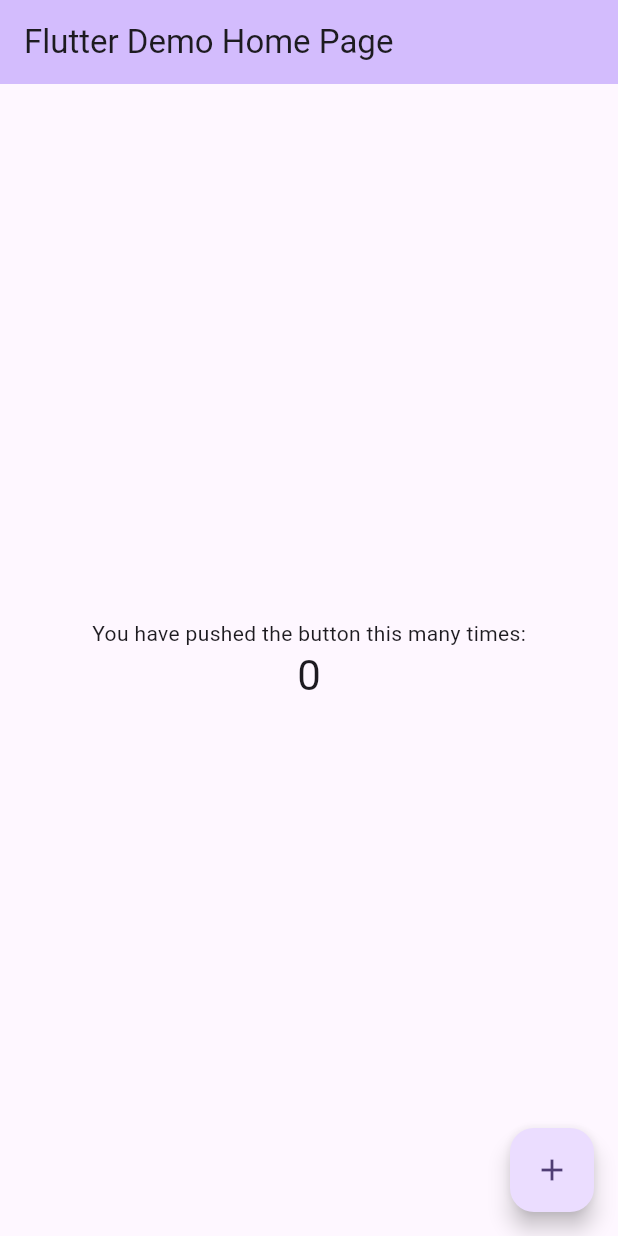
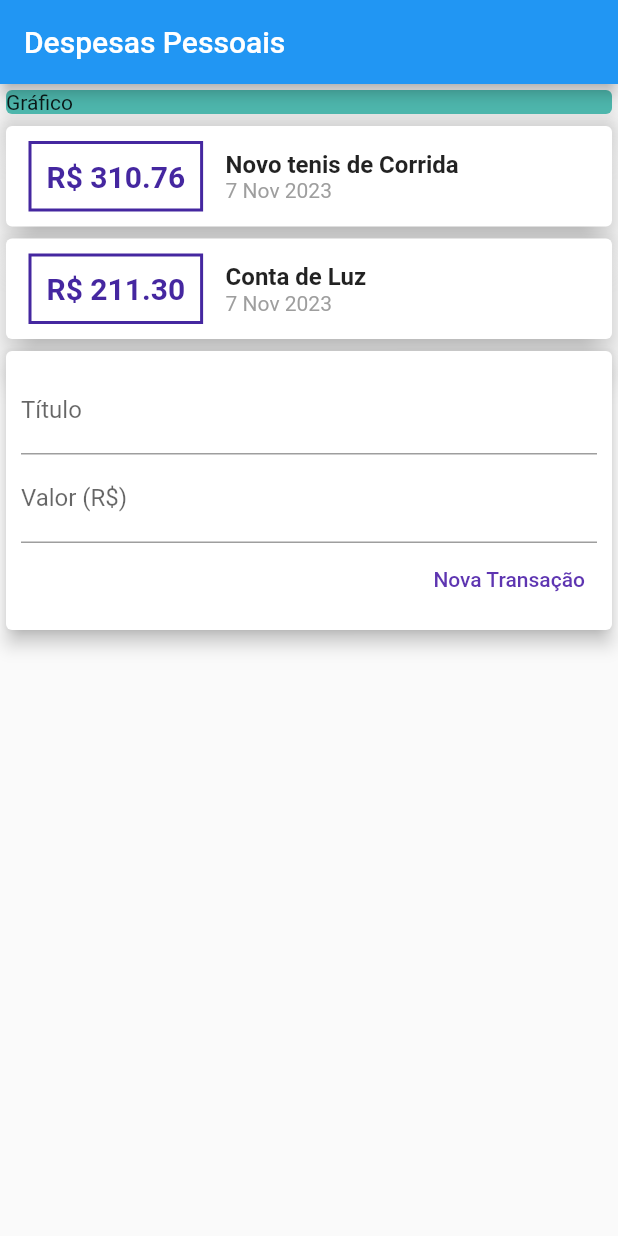
Before and after one commit to rodriguesg73/expenses, a Flutter app: the screen it shows after launch, on a phone screen of 412 x 824 dp. Run offline on Flutter 3.47's test engine with Material 2 defaults, Android fonts, the phone set to English and light mode, and no system bars.

Commit message:
Component Creation

```diff
--- /dev/null
+++ b/lib/components/transaction_form.dart
@@ -0,0 +1,44 @@
+import 'package:flutter/material.dart';
+
+class TransactionForm extends StatelessWidget {
+  TransactionForm({super.key});
+  final titleController = TextEditingController();
+  final valueController = TextEditingController();
+  @override
+  Widget build(BuildContext context) {
+    return Card(
+      elevation: 5,
+      child: Padding(
+        padding: const EdgeInsets.all(10),
+        child: Column(
+          children: <Widget>[
+            TextField(
+              controller: titleController,
+              decoration: InputDecoration(
+                labelText: 'Título',
+              ),
+            ),
+            TextField(
+              controller: valueController,
+              decoration: InputDecoration(
+                labelText: 'Valor (R\$)',
+              ),
+            ),
+            Row(
+              mainAxisAlignment: MainAxisAlignment.end,
+              children: [
+                TextButton(
+                  onPressed: null,
+                  style: TextButton.styleFrom(
+                    disabledForegroundColor: Colors.deepPurple.shade600,
+                  ),
+                  child: Text('Nova Transação'),
+                ),
+              ],
+            ),
+          ],
+        ),
+      ),
+    );
+  }
+}
--- /dev/null
+++ b/lib/components/transaction_list.dart
@@ -0,0 +1,65 @@
+// ignore_for_file: prefer_const_constructors, prefer_const_constructors_in_immutables
+
+import 'package:expenses/models/transaction.dart';
+import 'package:flutter/material.dart';
+import 'package:intl/intl.dart';
+
+class TransactionList extends StatelessWidget {
+  final List<Transaction> transaction;
+
+  TransactionList(this.transaction, {super.key});
+
+  @override
+  Widget build(BuildContext context) {
+    return Column(
+      children: transaction.map((tr) {
+        return Card(
+          elevation: 10,
+          child: Row(
+            children: <Widget>[
+              Container(
+                margin: EdgeInsets.symmetric(
+                  horizontal: 15,
+                  vertical: 10,
+                ),
+                decoration: BoxDecoration(
+                  border: Border.all(
+                    color: Colors.deepPurple.shade800,
+                    width: 2,
+                  ),
+                ),
+                padding: EdgeInsets.all(10),
+                child: Text(
+                  'R\$ ${tr.value.toStringAsFixed(2)}',
+                  style: TextStyle(
+                      fontWeight: FontWeight.bold,
+                      fontSize: 20,
+                      color: Colors.deepPurple.shade800),
+                ),
+              ),
+              Column(
+                crossAxisAlignment: CrossAxisAlignment.start,
+                children: <Widget>[
+                  Text(
+                    tr.title,
+                    style: TextStyle(
+                      fontWeight: FontWeight.bold,
+                      fontSize: 16,
+                    ),
+                  ),
+                  Text(
+                    DateFormat('d MMM y').format(tr.date),
+                    style: TextStyle(
+                      fontSize: 14,
+                      color: Colors.grey.shade500,
+                    ),
+                  ),
+                ],
+              ),
+            ],
+          ),
+        );
+      }).toList(),
+    );
+  }
+}
--- /dev/null
+++ b/lib/components/transaction_user.dart
@@ -0,0 +1,38 @@
+import 'package:expenses/models/transaction.dart';
+import 'package:flutter/material.dart';
+import './transaction_list.dart';
+import './transaction_form.dart';
+
+class TransactionUser extends StatefulWidget {
+  const TransactionUser({super.key});
+
+  @override
+  State<TransactionUser> createState() => _TransactionUserState();
+}
+
+class _TransactionUserState extends State<TransactionUser> {
+  final _transactions = [
+    Transaction(
+      id: 't1',
+      title: 'Novo tenis de Corrida',
+      value: 310.76,
+      date: DateTime.now(),
+    ),
+    Transaction(
+      id: 't2',
+      title: 'Conta de Luz',
+      value: 211.30,
+      date: DateTime.now(),
+    ),
+  ];
+
+  @override
+  Widget build(BuildContext context) {
+    return Column(
+      children: [
+        TransactionList(_transactions),
+        TransactionForm(),
+      ],
+    );
+  }
+}
--- a/lib/main.dart
+++ b/lib/main.dart
@@ -1,125 +1,43 @@
+// ignore_for_file: prefer_const_constructors, prefer_const_literals_to_create_immutables, avoid_unnecessary_containers
+
+import 'package:expenses/components/transaction_user.dart';
 import 'package:flutter/material.dart';
 
 void main() {
-  runApp(const MyApp());
+  runApp(ExpensesApp());
 }
 
-class MyApp extends StatelessWidget {
-  const MyApp({super.key});
+class ExpensesApp extends StatelessWidget {
+  const ExpensesApp({super.key});
 
-  // This widget is the root of your application.
   @override
   Widget build(BuildContext context) {
     return MaterialApp(
-      title: 'Flutter Demo',
-      theme: ThemeData(
-        // This is the theme of your application.
-        //
-        // TRY THIS: Try running your application with "flutter run". You'll see
-        // the application has a blue toolbar. Then, without quitting the app,
-        // try changing the seedColor in the colorScheme below to Colors.green
-        // and then invoke "hot reload" (save your changes or press the "hot
-        // reload" button in a Flutter-supported IDE, or press "r" if you used
-        // the command line to start the app).
-        //
-        // Notice that the counter didn't reset back to zero; the application
-        // state is not lost during the reload. To reset the state, use hot
-        // restart instead.
-        //
-        // This works for code too, not just values: Most code changes can be
-        // tested with just a hot reload.
-        colorScheme: ColorScheme.fromSeed(seedColor: Colors.deepPurple),
-        useMaterial3: true,
-      ),
-      home: const MyHomePage(title: 'Flutter Demo Home Page'),
+      home: MyHomePage(),
     );
   }
 }
 
-class MyHomePage extends StatefulWidget {
-  const MyHomePage({super.key, required this.title});
-
-  // This widget is the home page of your application. It is stateful, meaning
-  // that it has a State object (defined below) that contains fields that affect
-  // how it looks.
-
-  // This class is the configuration for the state. It holds the values (in this
-  // case the title) provided by the parent (in this case the App widget) and
-  // used by the build method of the State. Fields in a Widget subclass are
-  // always marked "final".
-
-  final String title;
-
-  @override
-  State<MyHomePage> createState() => _MyHomePageState();
-}
-
-class _MyHomePageState extends State<MyHomePage> {
-  int _counter = 0;
-
-  void _incrementCounter() {
-    setState(() {
-      // This call to setState tells the Flutter framework that something has
-      // changed in this State, which causes it to rerun the build method below
-      // so that the display can reflect the updated values. If we changed
-      // _counter without calling setState(), then the build method would not be
-      // called again, and so nothing would appear to happen.
-      _counter++;
-    });
-  }
-
+class MyHomePage extends StatelessWidget {
   @override
   Widget build(BuildContext context) {
-    // This method is rerun every time setState is called, for instance as done
-    // by the _incrementCounter method above.
-    //
-    // The Flutter framework has been optimized to make rerunning build methods
-    // fast, so that you can just rebuild anything that needs updating rather
-    // than having to individually change instances of widgets.
     return Scaffold(
       appBar: AppBar(
-        // TRY THIS: Try changing the color here to a specific color (to
-        // Colors.amber, perhaps?) and trigger a hot reload to see the AppBar
-        // change color while the other colors stay the same.
-        backgroundColor: Theme.of(context).colorScheme.inversePrimary,
-        // Here we take the value from the MyHomePage object that was created by
-        // the App.build method, and use it to set our appbar title.
-        title: Text(widget.title),
+        title: Text('Despesas Pessoais'),
       ),
-      body: Center(
-        // Center is a layout widget. It takes a single child and positions it
-        // in the middle of the parent.
-        child: Column(
-          // Column is also a layout widget. It takes a list of children and
-          // arranges them vertically. By default, it sizes itself to fit its
-          // children horizontally, and tries to be as tall as its parent.
-          //
-          // Column has various properties to control how it sizes itself and
-          // how it positions its children. Here we use mainAxisAlignment to
-          // center the children vertically; the main axis here is the vertical
-          // axis because Columns are vertical (the cross axis would be
-          // horizontal).
-          //
-          // TRY THIS: Invoke "debug painting" (choose the "Toggle Debug Paint"
-          // action in the IDE, or press "p" in the console), to see the
-          // wireframe for each widget.
-          mainAxisAlignment: MainAxisAlignment.center,
-          children: <Widget>[
-            const Text(
-              'You have pushed the button this many times:',
+      body: Column(
+        crossAxisAlignment: CrossAxisAlignment.stretch,
+        children: <Widget>[
+          Container(
+            child: Card(
+              color: Colors.teal.shade300,
+              elevation: 10,
+              child: Text('Gráfico'),
             ),
-            Text(
-              '$_counter',
-              style: Theme.of(context).textTheme.headlineMedium,
-            ),
-          ],
-        ),
+          ),
+          TransactionUser(),
+        ],
       ),
-      floatingActionButton: FloatingActionButton(
-        onPressed: _incrementCounter,
-        tooltip: 'Increment',
-        child: const Icon(Icons.add),
-      ), // This trailing comma makes auto-formatting nicer for build methods.
     );
   }
 }
--- /dev/null
+++ b/lib/models/transaction.dart
@@ -0,0 +1,13 @@
+class Transaction {
+  final String id;
+  final String title;
+  final double value;
+  final DateTime date;
+
+  Transaction({
+    required this.id,
+    required this.title,
+    required this.value,
+    required this.date,
+  });
+}
--- a/pubspec.yaml
+++ b/pubspec.yaml
@@ -30,6 +30,7 @@ environment:
 dependencies:
   flutter:
     sdk: flutter
+  intl: 0.18.1
 
 
   # The following adds the Cupertino Icons font to your application.
```
Also changed, not shown: pubspec.lock, 1 other file.
